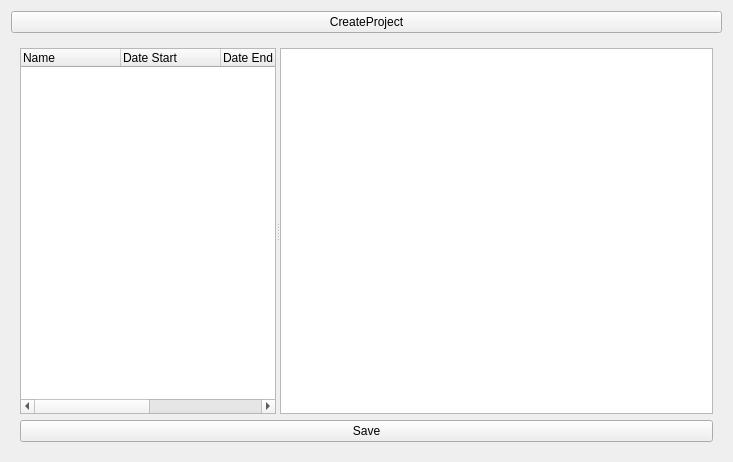
First picture: the form in projexui/widgets/xganttwidget/ui/xganttwidget.ui, repository kanooshka/DPS_PIPELINE, before the edit.
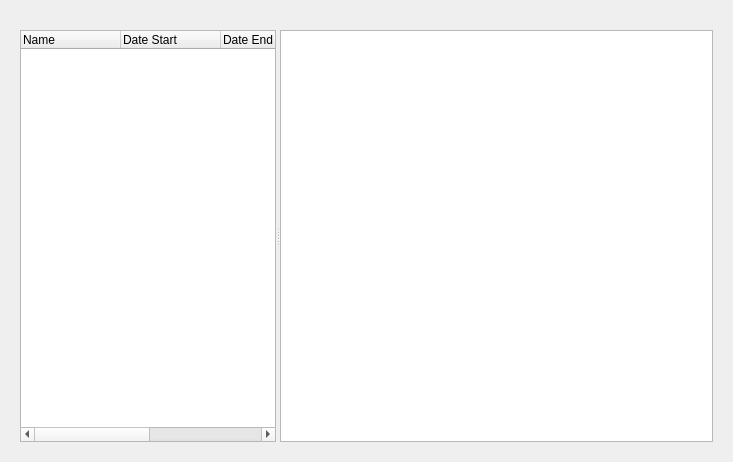
Second picture: the form after the edit. Custom widgets are drawn as their Qt base class.

What changed in the file:
```diff
--- a/projexui/widgets/xganttwidget/ui/xganttwidget.ui
+++ b/projexui/widgets/xganttwidget/ui/xganttwidget.ui
@@ -16,16 +16,25 @@
   <layout class="QGridLayout" name="gridLayout">
    <item row="0" column="0">
     <layout class="QVBoxLayout" name="verticalLayout_3">
-     <item>
-      <widget class="QPushButton" name="createProjectButton">
-       <property name="text">
-        <string>CreateProject</string>
-       </property>
-      </widget>
-     </item>
      <item>
       <widget class="QWidget" name="widget" native="true">
        <layout class="QVBoxLayout" name="verticalLayout_2">
+        <item>
+         <spacer name="verticalSpacer">
+          <property name="orientation">
+           <enum>Qt::Vertical</enum>
+          </property>
+          <property name="sizeType">
+           <enum>QSizePolicy::Fixed</enum>
+          </property>
+          <property name="sizeHint" stdset="0">
+           <size>
+            <width>0</width>
+            <height>10</height>
+           </size>
+          </property>
+         </spacer>
+        </item>
         <item>
          <widget class="XSplitter" name="uiGanttSPLT">
           <property name="orientation">
@@ -77,13 +86,6 @@
           </widget>
          </widget>
         </item>
-        <item>
-         <widget class="QPushButton" name="saveButton">
-          <property name="text">
-           <string>Save</string>
-          </property>
-         </widget>
-        </item>
        </layout>
       </widget>
      </item>
```
